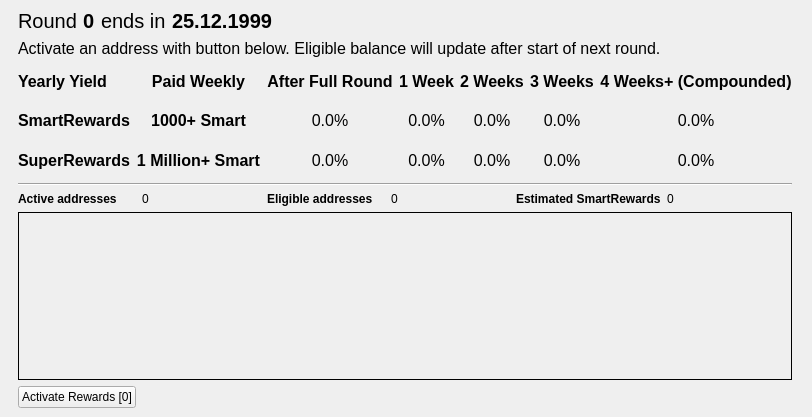
First picture: the form in src/qt/forms/smartrewardslist.ui, repository SmartCash/Core-Smart, before the edit.
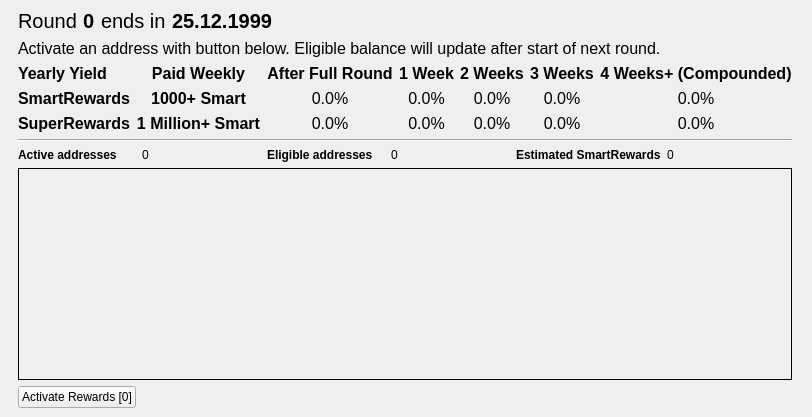
Second picture: the form after the edit. Custom widgets are drawn as their Qt base class.

Commit message: Rewards Fixes, QT layouts, OP_Return Increase

What changed in the file:
```diff
--- a/src/qt/forms/smartrewardslist.ui
+++ b/src/qt/forms/smartrewardslist.ui
@@ -132,6 +132,12 @@
       <layout class="QVBoxLayout" name="verticalLayout_2">
        <item>
         <widget class="QWidget" name="widget_2" native="true">
+         <property name="sizePolicy">
+          <sizepolicy hsizetype="Preferred" vsizetype="Fixed">
+           <horstretch>0</horstretch>
+           <verstretch>0</verstretch>
+          </sizepolicy>
+         </property>
          <layout class="QHBoxLayout" name="horizontalLayout_11">
           <property name="leftMargin">
            <number>0</number>
```
The commit also changes 3 other files.
